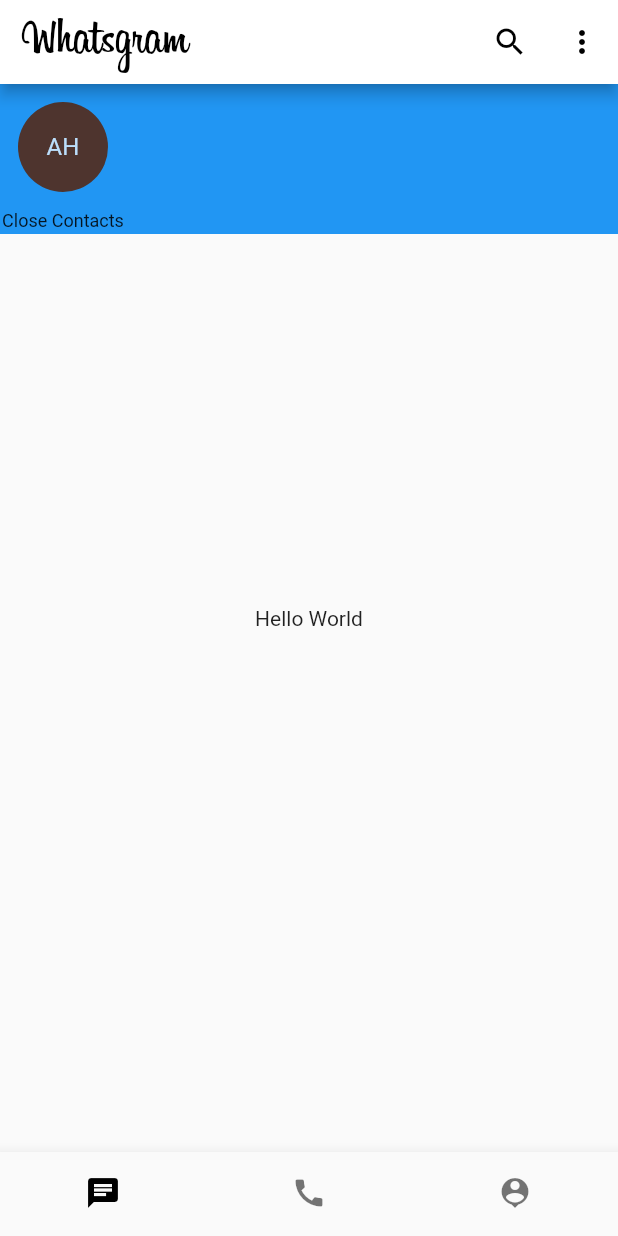
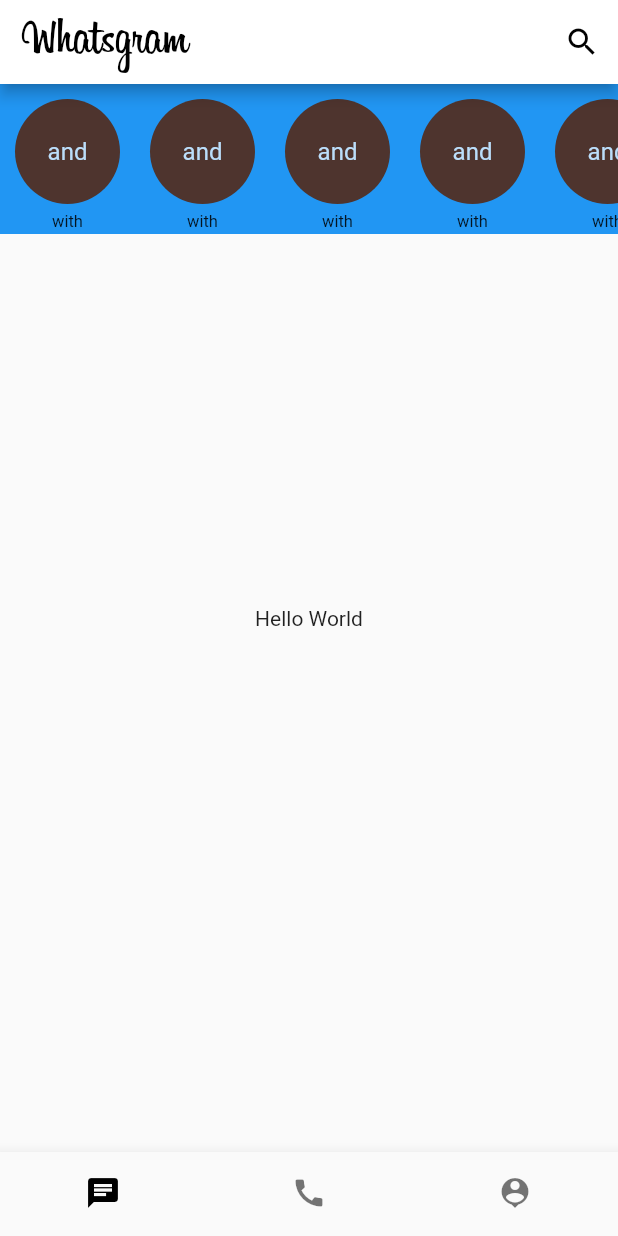
Before and after one commit to 0xV4L3NT1N3/whatsgram, a Flutter app: the screen it shows after launch, on a phone screen of 412 x 824 dp. Run offline on Flutter 3.47's test engine with Material 2 defaults, Android fonts, the phone set to English and light mode, and no system bars.

Commit message:
Added Stories
Incomplete Draft

```diff
--- a/lib/home.dart
+++ b/lib/home.dart
@@ -6,6 +6,17 @@ class Home extends StatefulWidget {
 }
 
 class _HomeState extends State<Home> {
+  //close contacts list
+  List<String> items = [
+    "longlonglonglongevenlongertext",
+    "simpson",
+    "and",
+    "friends",
+    "with",
+    "beer",
+    "buddies"
+  ];
+
   @override
   Widget build(BuildContext context) {
     return Stack(
@@ -15,21 +26,35 @@ class _HomeState extends State<Home> {
           color: Colors.blue,
           child: Row(
             children: [
-              Column(
+              Expanded(
+                child: ListView.builder(
+                    scrollDirection: Axis.horizontal,
+                    itemCount: items.length,
+                    itemBuilder: (context, index) {
+                      return Column(
                         children: [
                           Padding(
-                    padding: EdgeInsets.all(12.0),
+                            padding: EdgeInsets.only(
+                                top: 10, left: 10, right: 10, bottom: 5),
                             child: CircleAvatar(
-                      radius: 30,
+                              radius: 35,
                               backgroundColor: Colors.brown.shade800,
-                      child: Text('AH'),
+                              child: Text(items[2]),
                             ),
                           ),
-                  Text(
-                    'Close Contacts',
-                    style: TextStyle(fontSize: 12),
+                          Container(
+                            width: 70,
+                            child: Center(
+                              child: Text(
+                                items[4],
+                                style: TextStyle(fontSize: 11),
+                                overflow: TextOverflow.ellipsis,
+                              ),
+                            ),
                           )
                         ],
+                      );
+                    }),
               ),
             ],
           ),
--- a/lib/main.dart
+++ b/lib/main.dart
@@ -39,13 +39,6 @@ class _WhatsgramState extends State<Whatsgram> {
               onPressed: null,
               icon: Icon(
                 Icons.search,
-                color: Colors.black,
-              ),
-            ),
-            IconButton(
-              onPressed: null,
-              icon: Icon(
-                Icons.more_vert_rounded,
                 color: Colors.black,
               ),
             ),
```
Lines whose indentation alone changed are shown as unchanged.
